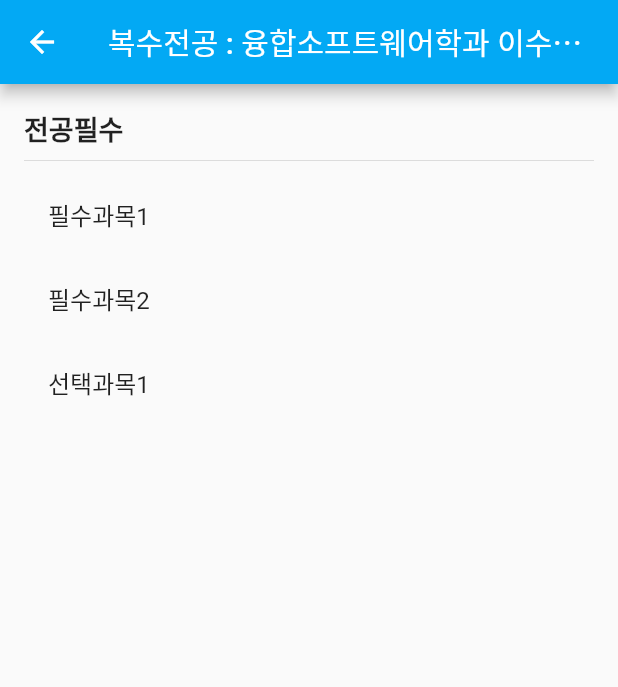
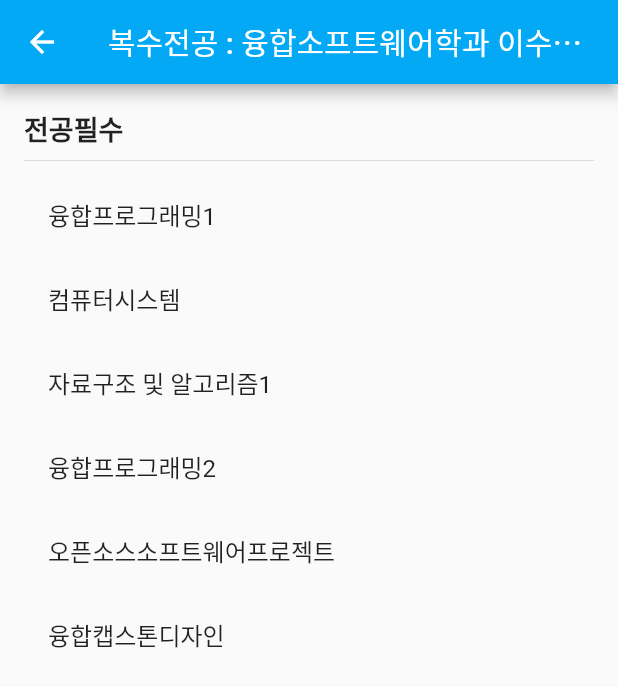
Before and after one commit to CSID-DGU/2023-2-OSSProj-eoEo-5, a Flutter app: the double_major_course screen opened directly, on a phone screen of 412 x 824 dp. Shown: the top 687 px of the screen. Run offline on Flutter 3.47's test engine with Material 2 defaults, Android fonts, the phone set to English and light mode, and no system bars; our stand-ins replace get, syncfusion_flutter_charts.

Commit message:
복수전공 스크롤 가능하게 변경 ( 리스트뷰 이용 )

```diff
--- a/frontend/lib/screen/double_major_course.dart
+++ b/frontend/lib/screen/double_major_course.dart
@@ -10,8 +10,8 @@ class double_major_course extends StatelessWidget {
           '복수전공 : 융합소프트웨어학과 이수체계도 보기',
           style: TextStyle(
             color: Colors.white,
-            //fontWeight: FontWeight.bold,
-          ),),
+          ),
+        ),
       ),
       body: Padding(
         padding: const EdgeInsets.all(16.0),
@@ -28,20 +28,49 @@ class double_major_course extends StatelessWidget {
 
             Divider(), // 구분선 추가
 
+            // ListView를 사용하여 스크롤 가능한 목록 생성
+            Expanded(
+              child: ListView(
+                children: <Widget>[
                   ListTile(
-              title: Text('필수과목1'), //들은 학점도 오른쪽 상단에 나오면 좋겠다
+                    title: Text('융합프로그래밍1'),
                     onTap: () {
+                      // 융합프로그래밍1 과목에 대한 설명이 나오도록 할 수 있습니다.
                     },
                   ),
                   ListTile(
-              title: Text('필수과목2'), //들은 학점도 오른쪽 상단에 나오면 좋겠다
+                    title: Text('컴퓨터시스템'),
                     onTap: () {
+                      // 컴퓨터시스템 과목에 대한 설명이 나오도록 할 수 있습니다.
                     },
                   ),
                   ListTile(
-              title: Text('선택과목1'), //들은 학점도 오른쪽 상단에 나오면 좋겠다
+                    title: Text('자료구조 및 알고리즘1'),
                     onTap: () {
+                      // 자료구조 및 알고리즘1 과목에 대한 설명이 나오도록 할 수 있습니다.
                     },
+                  ),
+                  ListTile(
+                    title: Text('융합프로그래밍2'),
+                    onTap: () {
+                      // 융합프로그래밍2 과목에 대한 설명이 나오도록 할 수 있습니다.
+                    },
+                  ),
+                  ListTile(
+                    title: Text('오픈소스소프트웨어프로젝트'),
+                    onTap: () {
+                      // 오픈소스소프트웨어프로젝트 과목에 대한 설명이 나오도록 할 수 있습니다.
+                    },
+                  ),
+                  ListTile(
+                    title: Text('융합캡스톤디자인'),
+                    onTap: () {
+                      // 융합캡스톤디자인 과목에 대한 설명이 나오도록 할 수 있습니다.
+                    },
+                  ),
+                  // 다른 과목 항목들도 유사하게 추가할 수 있습니다.
+                ],
+              ),
             ),
           ],
         ),
```
Lines whose indentation alone changed are shown as unchanged.
